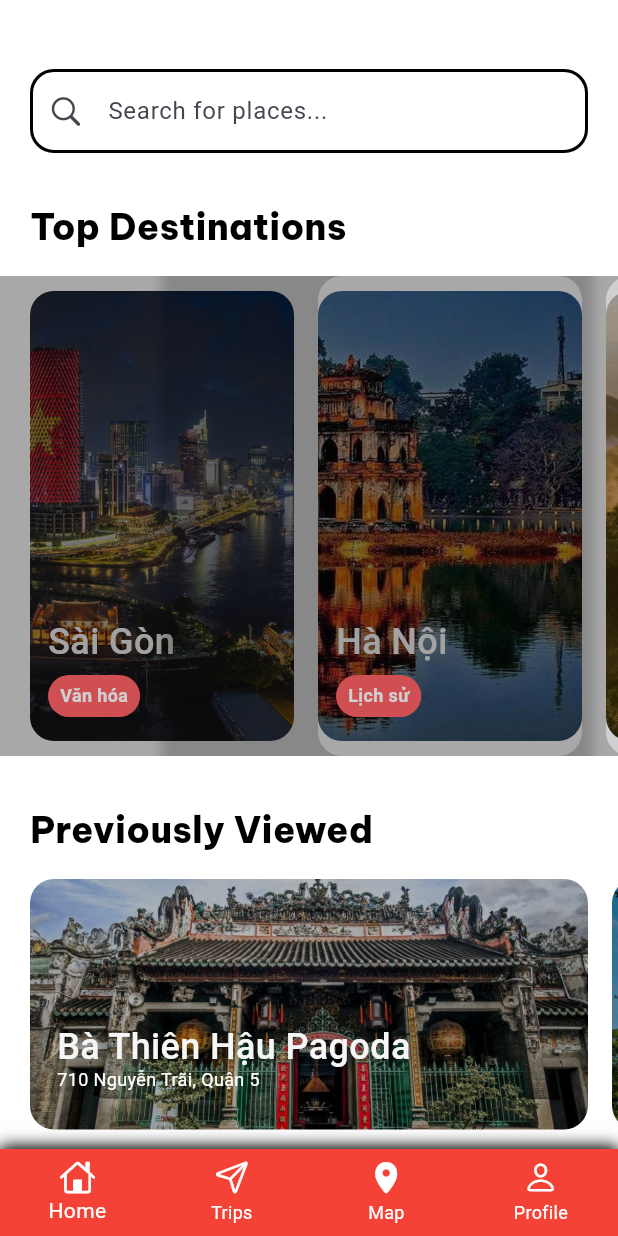
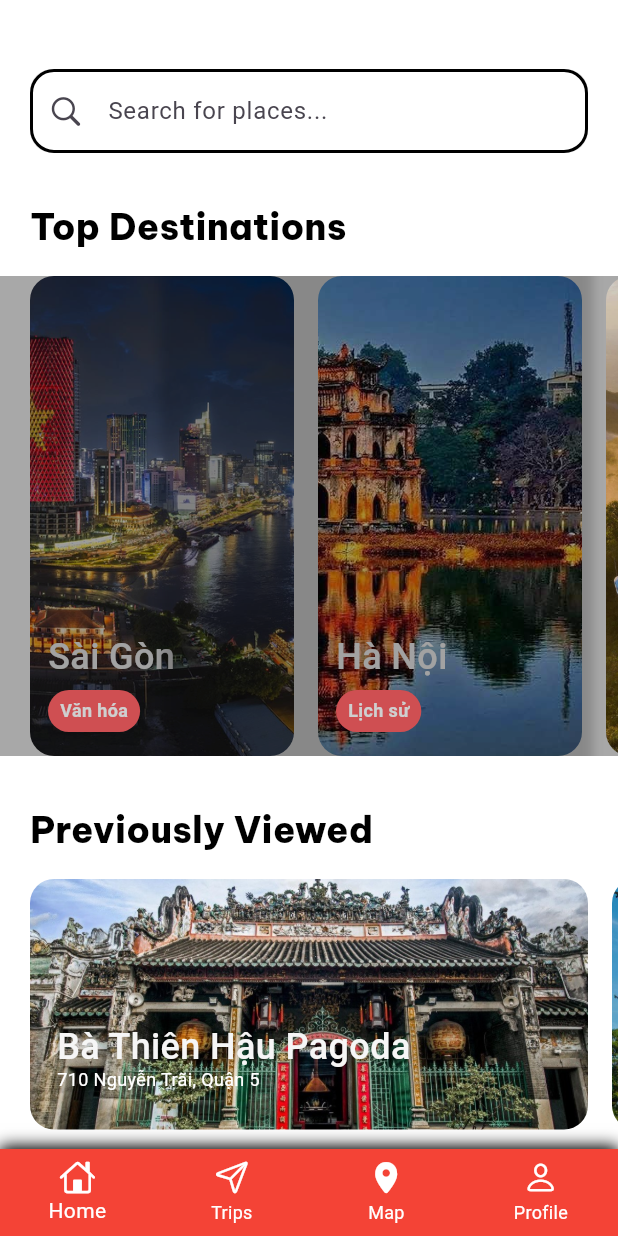
Before and after one commit to trantonminhky/cs252-project, a Flutter app: the HomeScreen screen opened directly, on a phone screen of 412 x 824 dp. Run offline on Flutter 3.47's test engine with Material 3 defaults, Android fonts, the phone set to English and light mode, and no system bars; our stand-ins replace flutter_map, latlong2; Roboto replaces fonts that are missing (Be Vietnam, Oswald).

Commit message:
make region overview screen and fix some bugs

```diff
--- a/frontend/lib/components/briefings.dart
+++ b/frontend/lib/components/briefings.dart
@@ -70,10 +70,6 @@
                       image: DecorationImage(
                         image: imageProvider,
                         fit: BoxFit.cover,
-                        colorFilter: ColorFilter.mode(
-                          Colors.black.withValues(alpha: 0.25),
-                          BlendMode.darken,
-                        ),
                       ),
                       shape: RoundedRectangleBorder(
                         borderRadius: BorderRadius.circular(16),
@@ -149,19 +145,6 @@
             as ImageProvider;
 
     return Container(
-      decoration: ShapeDecoration(
-        color: Colors.white,
-        shape: RoundedRectangleBorder(
-          borderRadius: BorderRadius.circular(16),
-        ),
-      ),
-      child: Row(
-        mainAxisSize: MainAxisSize.min,
-        mainAxisAlignment: MainAxisAlignment.start,
-        crossAxisAlignment: CrossAxisAlignment.center,
-        spacing: 10,
-        children: [
-          Container(
       width: 176,
       height: 300,
       padding: const EdgeInsets.only(
@@ -174,10 +157,6 @@
         image: DecorationImage(
           image: imageProvider,
           fit: BoxFit.cover,
-                colorFilter: ColorFilter.mode(
-                  Colors.black.withValues(alpha: 0.25),
-                  BlendMode.darken,
-                ),
         ),
         shape: RoundedRectangleBorder(
           borderRadius: BorderRadius.circular(16),
@@ -186,12 +165,6 @@
       child: Column(
         mainAxisSize: MainAxisSize.min,
         mainAxisAlignment: MainAxisAlignment.end,
-              crossAxisAlignment: CrossAxisAlignment.start,
-              spacing: 10,
-              children: [
-                Column(
-                  mainAxisSize: MainAxisSize.min,
-                  mainAxisAlignment: MainAxisAlignment.center,
         crossAxisAlignment: CrossAxisAlignment.start,
         spacing: 8,
         children: [
@@ -215,8 +188,8 @@
               crossAxisAlignment: CrossAxisAlignment.start,
               children: [
                 Container(
-                            padding: const EdgeInsets.symmetric(
-                                horizontal: 8, vertical: 6),
+                  padding:
+                      const EdgeInsets.symmetric(horizontal: 8, vertical: 6),
                   decoration: ShapeDecoration(
                     color: const Color(0xFFFF6165),
                     shape: RoundedRectangleBorder(
@@ -243,11 +216,6 @@
                   ),
                 ),
               ],
-                      ),
-                  ],
-                ),
-              ],
-            ),
             ),
         ],
       ),
@@ -281,10 +249,6 @@
           image: DecorationImage(
             image: imageProvider,
             fit: BoxFit.cover,
-            colorFilter: ColorFilter.mode(
-              Colors.black.withValues(alpha: 0.25),
-              BlendMode.darken,
-            ),
           ),
           shape: RoundedRectangleBorder(
             borderRadius: BorderRadius.circular(16),
@@ -301,7 +265,7 @@
                 title,
                 style: const TextStyle(
                   color: Color(0xFFF6F6F6),
-                  fontSize: 24,
+                  fontSize: 36,
                   fontFamily: 'Oswald',
                   fontWeight: FontWeight.w500,
                   height: 1.17,
@@ -312,8 +276,8 @@
                 subtitle,
                 style: const TextStyle(
                   color: Colors.white,
-                  fontSize: 12,
-                  fontFamily: 'Be Vietnam',
+                  fontSize: 16,
+                  fontFamily: 'Be Vietnam Pro',
                   fontWeight: FontWeight.w400,
                   height: 1.33,
                 ),
--- a/frontend/lib/constants/colors.dart
+++ b/frontend/lib/constants/colors.dart
@@ -1,3 +1,3 @@
 import 'package:flutter/animation.dart';
 
-const Color kThemeColor = Color(0xFFFD2E2E);
+const Color kThemeColor = Color(0xFFd72323);
--- a/frontend/lib/screens/home_screen/home_screen.dart
+++ b/frontend/lib/screens/home_screen/home_screen.dart
@@ -3,6 +3,7 @@
 import "package:virtour_frontend/components/briefings.dart";
 import "package:virtour_frontend/components/custom_text_field.dart";
 import "package:virtour_frontend/screens/map_screen/map_screen.dart";
+import "package:virtour_frontend/screens/home_screen/region_overview.dart";
 
 class HomeScreen extends StatefulWidget {
   const HomeScreen({super.key});
@@ -84,39 +85,80 @@
                       ),
                     ),
                     const SizedBox(height: 16),
-                    SizedBox(
+                    Container(
+                      color: Colors.transparent,
                       height: 320,
                       child: ListView(
                         physics: const BouncingScrollPhysics(),
                         scrollDirection: Axis.horizontal,
                         padding: const EdgeInsets.symmetric(horizontal: 20),
-                        children: const [
-                          Briefing(
+                        children: [
+                          GestureDetector(
+                            onTap: () {
+                              Navigator.push(
+                                context,
+                                MaterialPageRoute(
+                                  builder: (context) => const RegionOverview(),
+                                ),
+                              );
+                            },
+                            child: const Briefing(
                               size: BriefingSize.vert,
                               title: "Sài Gòn",
                               category: "Văn hóa",
                               imageUrl: "../assets/images/places/Saigon.png",
                             ),
-                          SizedBox(width: 16),
-                          Briefing(
+                          ),
+                          const SizedBox(width: 16),
+                          GestureDetector(
+                            onTap: () {
+                              Navigator.push(
+                                context,
+                                MaterialPageRoute(
+                                  builder: (context) => const RegionOverview(),
+                                ),
+                              );
+                            },
+                            child: const Briefing(
                               size: BriefingSize.vert,
                               title: "Hà Nội",
                               category: "Lịch sử",
                               imageUrl: "../assets/images/places/Ha_Noi.jpg",
                             ),
-                          SizedBox(width: 16),
-                          Briefing(
+                          ),
+                          const SizedBox(width: 16),
+                          GestureDetector(
+                            onTap: () {
+                              Navigator.push(
+                                context,
+                                MaterialPageRoute(
+                                  builder: (context) => const RegionOverview(),
+                                ),
+                              );
+                            },
+                            child: const Briefing(
                               size: BriefingSize.vert,
                               title: "Đà Nẵng",
                               category: "Du lịch",
                               imageUrl: "../assets/images/places/Da_Nang.jpg",
                             ),
-                          SizedBox(width: 16),
-                          Briefing(
+                          ),
+                          const SizedBox(width: 16),
+                          GestureDetector(
+                            onTap: () {
+                              Navigator.push(
+                                context,
+                                MaterialPageRoute(
+                                  builder: (context) => const RegionOverview(),
+                                ),
+                              );
+                            },
+                            child: const Briefing(
                               size: BriefingSize.vert,
                               title: "Huế",
                               category: "Di sản",
                               imageUrl: "../assets/images/places/Hue.jpg",
+                            ),
                           ),
                         ],
                       ),
@@ -187,7 +229,8 @@
                       ),
                     ),
                     const SizedBox(height: 16),
-                    SizedBox(
+                    Container(
+                      color: Colors.transparent,
                       height: 320,
                       child: ListView(
                         physics: const BouncingScrollPhysics(),
--- a/frontend/lib/screens/map_screen/map_screen.dart
+++ b/frontend/lib/screens/map_screen/map_screen.dart
@@ -54,7 +54,7 @@
             mapController: _mapController,
             options: MapOptions(
               initialCenter: _pagodaLocation,
-              initialZoom: 15.0,
+              initialZoom: 10.0,
               minZoom: 5.0,
               maxZoom: 18.0,
               interactionOptions: const InteractionOptions(
```
Also changed, not shown: frontend/lib/components/cards.dart (+39 -3 lines), frontend/lib/screens/home_screen/region_overview.dart (added, +187 -0 lines). Lines whose indentation alone changed are shown as unchanged.
